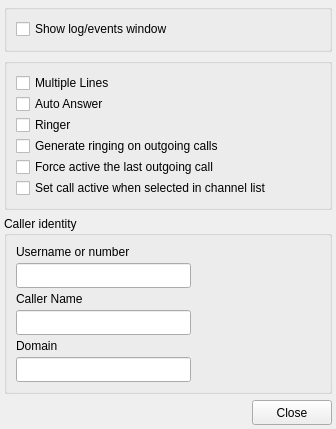
itds-consulting/yate, file share/skins/default/settings.ui: the form before one commit.
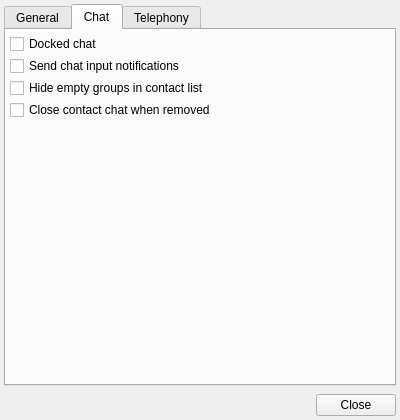
The form after the commit. The open tabs and pages were chosen to show the change. Icons and pictures are not drawn.

Commit message: Merged client logic, qt library and ui changes from client branch into trunk.

Patch:
```diff
--- a/share/skins/default/settings.ui
+++ b/share/skins/default/settings.ui
@@ -5,10 +5,31 @@
    <rect>
     <x>0</x>
     <y>0</y>
-    <width>336</width>
-    <height>429</height>
+    <width>400</width>
+    <height>420</height>
    </rect>
   </property>
+  <property name="sizePolicy" >
+   <sizepolicy vsizetype="Fixed" hsizetype="Fixed" >
+    <horstretch>0</horstretch>
+    <verstretch>0</verstretch>
+   </sizepolicy>
+  </property>
+  <property name="minimumSize" >
+   <size>
+    <width>400</width>
+    <height>420</height>
+   </size>
+  </property>
+  <property name="maximumSize" >
+   <size>
+    <width>400</width>
+    <height>420</height>
+   </size>
+  </property>
+  <property name="focusPolicy" >
+   <enum>Qt::StrongFocus</enum>
+  </property>
   <property name="windowTitle" >
    <string>Settings</string>
   </property>
@@ -16,6 +37,9 @@
    <iconset>configure.png</iconset>
   </property>
   <layout class="QVBoxLayout" >
+   <property name="spacing" >
+    <number>2</number>
+   </property>
    <property name="leftMargin" >
     <number>4</number>
    </property>
@@ -29,25 +53,41 @@
     <number>4</number>
    </property>
    <item>
-    <widget class="QGroupBox" name="grpOptions" >
-     <property name="title" >
+    <widget class="QTabWidget" name="tabs" >
+     <property name="minimumSize" >
+      <size>
+       <width>0</width>
+       <height>200</height>
+      </size>
+     </property>
+     <property name="styleSheet" >
       <string/>
      </property>
+     <property name="currentIndex" >
+      <number>0</number>
+     </property>
+     <widget class="QWidget" name="settings_general" >
+      <attribute name="title" >
+       <string>General</string>
+      </attribute>
+      <attribute name="icon" >
+       <iconset>configure.png</iconset>
+      </attribute>
      <layout class="QVBoxLayout" >
       <property name="spacing" >
-       <number>2</number>
+        <number>1</number>
       </property>
       <property name="leftMargin" >
-       <number>9</number>
+        <number>4</number>
       </property>
       <property name="topMargin" >
-       <number>9</number>
+        <number>4</number>
       </property>
       <property name="rightMargin" >
-       <number>9</number>
+        <number>4</number>
       </property>
       <property name="bottomMargin" >
-       <number>9</number>
+        <number>4</number>
       </property>
       <item>
        <widget class="QCheckBox" name="toggle_show_events" >
@@ -55,36 +95,131 @@
          <string>Show or hide the events window</string>
         </property>
         <property name="text" >
-         <string>Show log/events window</string>
+          <string>Show debug window</string>
         </property>
         <property name="_yate_identity" stdset="0" >
          <string>showwindow:events</string>
         </property>
        </widget>
       </item>
-     </layout>
-    </widget>
+       <item>
+        <spacer>
+         <property name="orientation" >
+          <enum>Qt::Vertical</enum>
+         </property>
+         <property name="sizeHint" >
+          <size>
+           <width>20</width>
+           <height>40</height>
+          </size>
+         </property>
+        </spacer>
+       </item>
+      </layout>
+     </widget>
+     <widget class="QWidget" name="settings_chat" >
+      <attribute name="title" >
+       <string>Chat</string>
+      </attribute>
+      <attribute name="icon" >
+       <iconset>chat.png</iconset>
+      </attribute>
+      <layout class="QVBoxLayout" >
+       <property name="spacing" >
+        <number>2</number>
+       </property>
+       <property name="leftMargin" >
+        <number>4</number>
+       </property>
+       <property name="topMargin" >
+        <number>4</number>
+       </property>
+       <property name="rightMargin" >
+        <number>4</number>
+       </property>
+       <property name="bottomMargin" >
+        <number>4</number>
+       </property>
+       <item>
+        <widget class="QCheckBox" name="dockedchat" >
+         <property name="toolTip" >
+          <string>Show all chat in the same window</string>
+         </property>
+         <property name="text" >
+          <string>Docked chat</string>
+         </property>
+        </widget>
    </item>
    <item>
-    <widget class="QGroupBox" name="grpClientOptions" >
-     <property name="title" >
-      <string/>
-     </property>
+        <widget class="QCheckBox" name="notifychatstate" >
+         <property name="toolTip" >
+          <string>Notify chat contacts when when typing into chat input</string>
+         </property>
+         <property name="text" >
+          <string>Send chat input notifications</string>
+         </property>
+        </widget>
+       </item>
+       <item>
+        <widget class="QCheckBox" name="chatcontact_hideemptygroups" >
+         <property name="toolTip" >
+          <string>Hide empty groups in chat contacts list</string>
+         </property>
+         <property name="text" >
+          <string>Hide empty groups in contact list</string>
+         </property>
+         <property name="_yate_identity" stdset="0" >
+          <string>setparams:property:chat_contacts:_yate_hideemptygroups</string>
+         </property>
+        </widget>
+       </item>
+       <item>
+        <widget class="QCheckBox" name="destroychat" >
+         <property name="toolTip" >
+          <string>Close contact chat when contact is removed or account goes offline</string>
+         </property>
+         <property name="text" >
+          <string>Close contact chat when removed</string>
+         </property>
+        </widget>
+       </item>
+       <item>
+        <spacer>
+         <property name="orientation" >
+          <enum>Qt::Vertical</enum>
+         </property>
+         <property name="sizeHint" >
+          <size>
+           <width>20</width>
+           <height>40</height>
+          </size>
+         </property>
+        </spacer>
+       </item>
+      </layout>
+     </widget>
+     <widget class="QWidget" name="settings_telephony" >
+      <attribute name="title" >
+       <string>Telephony</string>
+      </attribute>
+      <attribute name="icon" >
+       <iconset>phone.png</iconset>
+      </attribute>
      <layout class="QVBoxLayout" >
       <property name="spacing" >
-       <number>1</number>
+        <number>2</number>
       </property>
       <property name="leftMargin" >
-       <number>9</number>
+        <number>4</number>
       </property>
       <property name="topMargin" >
-       <number>9</number>
+        <number>4</number>
       </property>
       <property name="rightMargin" >
-       <number>9</number>
+        <number>4</number>
       </property>
       <property name="bottomMargin" >
-       <number>9</number>
+        <number>4</number>
       </property>
       <item>
        <widget class="QCheckBox" name="multilines" >
@@ -146,8 +281,21 @@
         </property>
        </widget>
       </item>
-     </layout>
-    </widget>
+       <item>
+        <spacer>
+         <property name="orientation" >
+          <enum>Qt::Vertical</enum>
+         </property>
+         <property name="sizeType" >
+          <enum>QSizePolicy::Fixed</enum>
+         </property>
+         <property name="sizeHint" >
+          <size>
+           <width>20</width>
+           <height>6</height>
+          </size>
+         </property>
+        </spacer>
    </item>
    <item>
     <widget class="QGroupBox" name="grpCallerId" >
@@ -160,25 +308,10 @@
      <property name="title" >
       <string>Caller identity</string>
      </property>
-     <property name="flat" >
-      <bool>false</bool>
-     </property>
      <layout class="QVBoxLayout" >
       <property name="spacing" >
        <number>4</number>
       </property>
-      <property name="leftMargin" >
-       <number>9</number>
-      </property>
-      <property name="topMargin" >
-       <number>9</number>
-      </property>
-      <property name="rightMargin" >
-       <number>9</number>
-      </property>
-      <property name="bottomMargin" >
-       <number>9</number>
-      </property>
       <item>
        <widget class="QLabel" name="label_6" >
         <property name="toolTip" >
@@ -200,13 +333,13 @@
         <property name="minimumSize" >
          <size>
           <width>175</width>
-          <height>25</height>
+              <height>0</height>
          </size>
         </property>
         <property name="maximumSize" >
          <size>
           <width>175</width>
-          <height>25</height>
+              <height>16777215</height>
          </size>
         </property>
         <property name="toolTip" >
@@ -235,13 +368,13 @@
         <property name="minimumSize" >
          <size>
           <width>175</width>
-          <height>25</height>
+              <height>0</height>
          </size>
         </property>
         <property name="maximumSize" >
          <size>
           <width>175</width>
-          <height>25</height>
+              <height>16777215</height>
          </size>
         </property>
         <property name="toolTip" >
@@ -273,13 +406,13 @@
         <property name="minimumSize" >
          <size>
           <width>175</width>
-          <height>25</height>
+              <height>0</height>
          </size>
         </property>
         <property name="maximumSize" >
          <size>
           <width>175</width>
-          <height>25</height>
+              <height>16777215</height>
          </size>
         </property>
         <property name="toolTip" >
@@ -288,10 +421,30 @@
        </widget>
       </item>
      </layout>
+        </widget>
+       </item>
+       <item>
+        <spacer>
+         <property name="orientation" >
+          <enum>Qt::Vertical</enum>
+         </property>
+         <property name="sizeHint" >
+          <size>
+           <width>20</width>
+           <height>40</height>
+          </size>
+         </property>
+        </spacer>
+       </item>
+      </layout>
+     </widget>
     </widget>
    </item>
    <item>
     <layout class="QHBoxLayout" >
+     <property name="topMargin" >
+      <number>6</number>
+     </property>
      <item>
       <spacer>
        <property name="orientation" >
@@ -307,30 +460,12 @@
      </item>
      <item>
       <widget class="QPushButton" name="button_hide" >
-       <property name="minimumSize" >
-        <size>
-         <width>0</width>
-         <height>25</height>
-        </size>
-       </property>
-       <property name="maximumSize" >
-        <size>
-         <width>16777215</width>
-         <height>25</height>
-        </size>
-       </property>
        <property name="text" >
         <string>Close</string>
        </property>
        <property name="icon" >
         <iconset>close.png</iconset>
        </property>
-       <property name="iconSize" >
-        <size>
-         <width>20</width>
-         <height>20</height>
-        </size>
-       </property>
       </widget>
      </item>
     </layout>
```
Left out of the diff: 4 changed lines with no effect on the pictures. Lines whose indentation alone changed are shown as unchanged. The commit also changes 148 other files.
